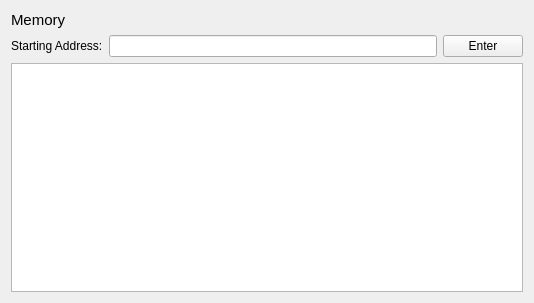
Above: armsim/memorywidget.ui from bstee615/armsim before the change. Below: the same form after it.
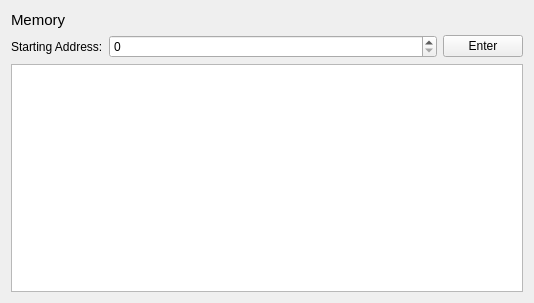
That is the form after the change. Custom widgets are drawn as their Qt base class.

What changed in the file:
```diff
--- a/armsim/memorywidget.ui
+++ b/armsim/memorywidget.ui
@@ -38,7 +38,23 @@
         </widget>
        </item>
        <item>
-        <widget class="QLineEdit" name="leditStartingAddress"/>
+        <widget class="HexSpinBox" name="hexspinStartingAddress">
+         <property name="sizePolicy">
+          <sizepolicy hsizetype="Expanding" vsizetype="Fixed">
+           <horstretch>0</horstretch>
+           <verstretch>0</verstretch>
+          </sizepolicy>
+         </property>
+         <property name="maximum">
+          <number>1000000</number>
+         </property>
+         <property name="singleStep">
+          <number>4</number>
+         </property>
+         <property name="value">
+          <number>0</number>
+         </property>
+        </widget>
        </item>
        <item>
         <widget class="QPushButton" name="btnEnterStartingAddress">
@@ -74,6 +90,13 @@
    </item>
   </layout>
  </widget>
+ <customwidgets>
+  <customwidget>
+   <class>HexSpinBox</class>
+   <extends>QSpinBox</extends>
+   <header>hexspinbox.h</header>
+  </customwidget>
+ </customwidgets>
  <resources/>
  <connections/>
 </ui>
```
